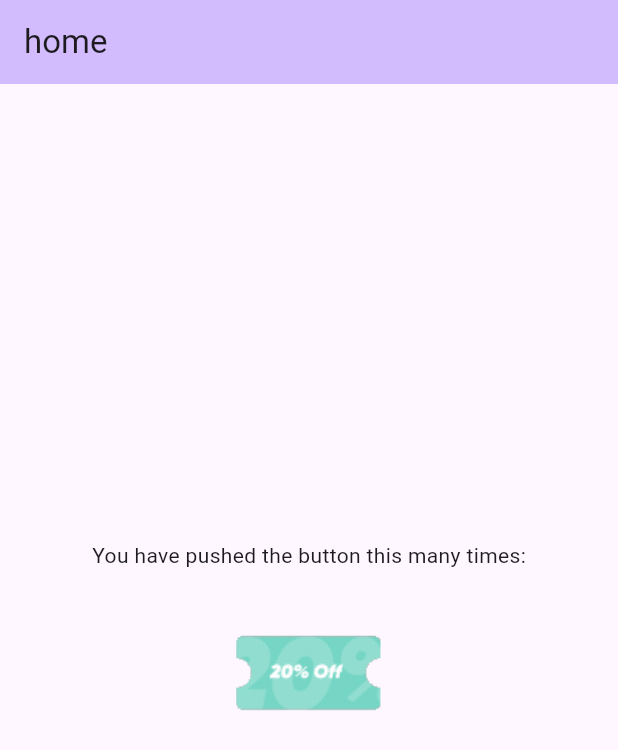
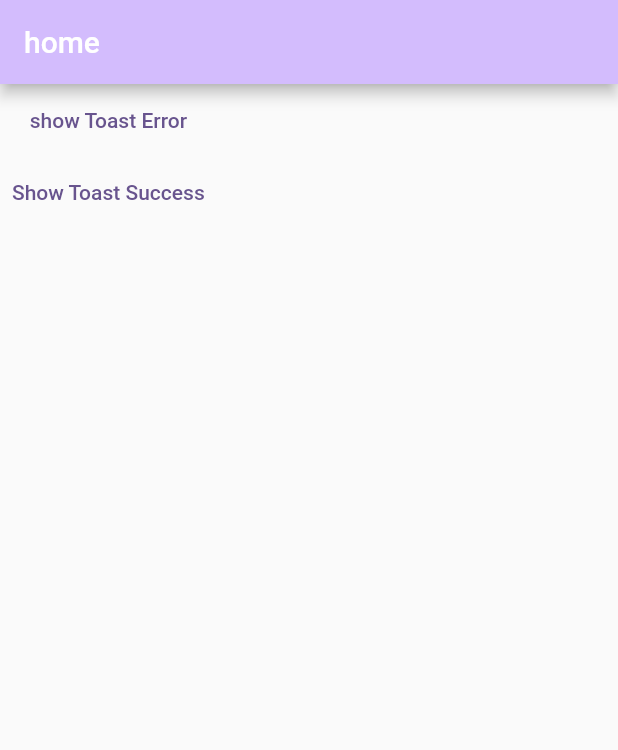
Before and after one commit to abdelrahmanghanem/main_widgets, a Flutter app: the screen it shows after launch, on a phone screen of 412 x 824 dp. Shown: the top 750 px of the screen. Run offline on Flutter 3.47's test engine with Material 3 defaults, Android fonts, the phone set to English and light mode, and no system bars; drawn by our look-alikes of flutter_styled_toast; our stand-ins replace cached_network_image, flutter_svg, lottie.

Commit message:
- add show toast function

```diff
--- a/example/lib/main.dart
+++ b/example/lib/main.dart
@@ -8,28 +8,30 @@ void main() {
 class MyApp extends StatelessWidget {
   const MyApp({super.key});
 
-  // This widget is the root of your application.
   @override
   Widget build(BuildContext context) {
-    return MaterialApp(
+    return StyledToast(
+      backgroundColor: Colors.red,
+      textStyle: const TextStyle(
+        color: Colors.black,
+        fontSize: 16,
+      ),
+      locale: const Locale('en', 'US'),
+      child: MaterialApp(
         title: 'Flutter Demo',
         theme: ThemeData(
           colorScheme: ColorScheme.fromSeed(seedColor: Colors.deepPurple),
-        useMaterial3: true,
+          useMaterial3: false,
         ),
         home: const MyHomePage(),
+      ),
     );
   }
 }
 
-class MyHomePage extends StatefulWidget {
+class MyHomePage extends StatelessWidget {
   const MyHomePage({super.key});
 
-  @override
-  State<MyHomePage> createState() => _MyHomePageState();
-}
-
-class _MyHomePageState extends State<MyHomePage> {
   @override
   Widget build(BuildContext context) {
     return Scaffold(
@@ -37,20 +39,17 @@ class _MyHomePageState extends State<MyHomePage> {
         backgroundColor: Theme.of(context).colorScheme.inversePrimary,
         title: const Text('home'),
       ),
-      body: const Center(
-        child: Column(
-          mainAxisAlignment: MainAxisAlignment.center,
+      body: Column(
         children: [
-            Text(
-              'You have pushed the button this many times:',
+          TextButton(
+            onPressed: () => showToastError(msg: 'show Toast Error'),
+            child: const Text('show Toast Error'),
           ),
-            MainLoadingWidget(
-              path: 'assets/animation.gif',
-              // path: 'assets/Animation0.json',
-              type: LoadingType.gif,
+          TextButton(
+            onPressed: () => showToastSuccess(msg: 'show Toast Success'),
+            child: const Text('Show Toast Success'),
           ),
         ],
-        ),
       ),
     );
   }
--- a/lib/src/widgets/empty_screen.dart
+++ b/lib/src/widgets/smart_empty_screen.dart
@@ -13,9 +13,7 @@ enum EmptyType {
   text,
 }
 
-/// A [EmptyScreen] widget that displays an empty state based on the specified [EmptyType].
-/// It supports three types of empty states: custom, image, and text.
-class EmptyScreen extends StatelessWidget {
+class EmptyWidget extends StatelessWidget {
   /// The message to display in the empty state. Defaults to 'no_data_found' if not provided.
   final String? message;
 
@@ -40,7 +38,7 @@ class EmptyScreen extends StatelessWidget {
   /// The text style to apply to the message.
   final TextStyle? style;
 
-  const EmptyScreen({
+  const EmptyWidget({
     super.key,
     this.message,
     this.child,
--- a/lib/src/widgets/main_loading_widget.dart
+++ b/lib/src/widgets/smart_loading_widget.dart
@@ -13,28 +13,26 @@ enum LoadingType {
   lottie,
 }
 
-/// A [MainLoadingWidget] that displays a loading indicator based on the specified [LoadingType].
-/// It supports three types of loading indicators: a default spinner, a GIF, and a Lottie animation.
-class MainLoadingWidget extends StatelessWidget {
+class SmartLoadingWidget extends StatelessWidget {
   /// Specifies the type of loading indicator to display.
-  final LoadingType type;
+  final LoadingType loadingType;
 
   /// The file path to the GIF or Lottie animation.
   /// This is required when using [LoadingType.gif] or [LoadingType.lottie].
   final String? path;
 
-  const MainLoadingWidget({
+  const SmartLoadingWidget({
     super.key,
-    this.type = LoadingType.defaultType,
+    this.loadingType = LoadingType.defaultType,
     this.path,
   }) : assert(
-          type == LoadingType.defaultType || path != null,
+          loadingType == LoadingType.defaultType || path != null,
           "path must be provided if type is gif or lottie",
         );
 
   @override
   Widget build(BuildContext context) {
-    switch (type) {
+    switch (loadingType) {
       case LoadingType.defaultType:
         // Displays the default circular progress indicator.
         return const Center(
```
Also changed, not shown: lib/main_widgets.dart (+9 -3 lines), lib/src/functions/debouncer.dart (added, +17 -0 lines), lib/src/functions/hex_color.dart (added, +15 -0 lines), lib/src/functions/seperated_widget.dart (added, +14 -0 lines), lib/src/functions/show_toast_function.dart (added, +99 -0 lines), lib/src/widgets/smart_cached_images.dart (added, +56 -0 lines), lib/src/widgets/smart_screen.dart (renamed from lib/src/widgets/main_screen.dart, +13 -11 lines), pubspec.yaml (+5 -2 lines), example/assets/animation1.json (renamed from example/assets/Animation0.json), example/pubspec.lock, lib/src/widgets/smart_refresh_indicator.dart (renamed from lib/src/widgets/main_refresh_indicator.dart), 14 other files. Lines whose indentation alone changed are shown as unchanged.
